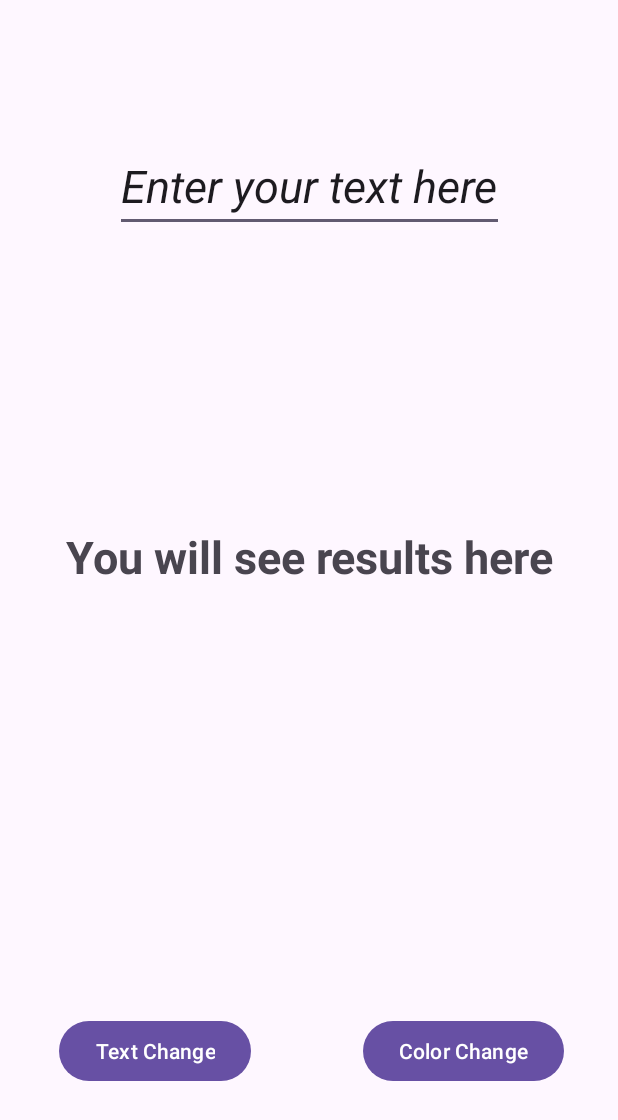
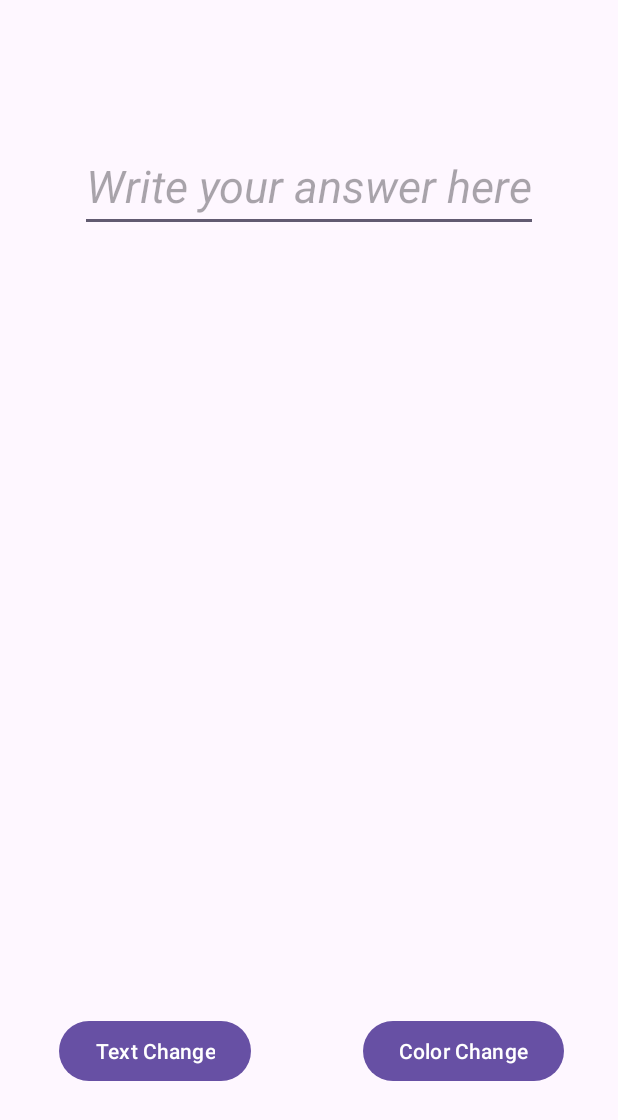
Before and after one commit to KarinAbr158/Sukkot_Project, an Android app: the screen it shows after launch (MainActivity), on a phone screen of 412 x 824 dp. Shown: the top 1120 px of the screen. Run offline under Robolectric (Android 15) with nearby library versions, the phone set to English and light mode, and no system bars.

Commit message:
2nd commit 25/10/2024

```diff
--- a/app/src/main/java/com/example/sukkotproject/MainActivity.java
+++ b/app/src/main/java/com/example/sukkotproject/MainActivity.java
@@ -1,6 +1,8 @@
 package com.example.sukkotproject;
 
+import android.graphics.Color;
 import android.os.Bundle;
+import android.view.View;
 import android.widget.Button;
 import android.widget.EditText;
 import android.widget.TextView;
@@ -10,6 +12,8 @@ import androidx.appcompat.app.AppCompatActivity;
 import androidx.core.graphics.Insets;
 import androidx.core.view.ViewCompat;
 import androidx.core.view.WindowInsetsCompat;
+
+import java.util.Random;
 
 public class MainActivity extends AppCompatActivity {
 
@@ -24,10 +28,43 @@ public class MainActivity extends AppCompatActivity {
             return insets;
         });
 
+        int i = 0;
+        String[] x = {"! Wow!", "!", "?", "?!", "...", "...?", " this", "? Sure!", "? No", "? Yes", "? Maybe"};
+        Random r = new Random();
         TextView txt = findViewById(R.id.textView);
+        txt.setText("");
         EditText hint = findViewById(R.id.Hint);
+        Button changeTxt = findViewById(R.id.button);
         Button clr = findViewById(R.id.button2);
-        Button changeTxt = findViewById(R.id.button);
+        clr.setOnClickListener(new View.OnClickListener() {
+            @Override
+            public void onClick(View view) {
+                while(i<3)
+                {
+                if(i == 0)
+                {
+                    txt.setTextColor(Color.RED);
+                }
+                else if(i == 1)
+                {
+                    txt.setTextColor(Color.BLUE);
+                }
+                else if(i == 2)
+                {
+                    txt.setTextColor(Color.BLACK);
+                }
+                }
+            }
+        });
+        changeTxt.setOnClickListener(new View.OnClickListener() {
+            @Override
+            public void onClick(View view) {
+                String et = hint.getText().toString();
+                String x2 = x[r.nextInt(11)];
+                txt.setText(et + x2);
+            }
+        });
+
 
     }
 }
--- a/app/src/main/res/layout/activity_main.xml
+++ b/app/src/main/res/layout/activity_main.xml
@@ -71,11 +71,12 @@
         android:id="@+id/Hint"
         android:layout_width="wrap_content"
         android:layout_height="wrap_content"
-        android:text="Enter your text here"
+        android:hint="Write your answer here"
         android:textSize="30sp"
         android:textStyle="italic"
         app:layout_constraintBottom_toTopOf="@+id/guideline2"
         app:layout_constraintEnd_toEndOf="parent"
         app:layout_constraintStart_toStartOf="parent"
-        app:layout_constraintTop_toTopOf="parent" />
+        app:layout_constraintTop_toTopOf="parent"
+        tools:ignore="LabelFor" />
 </androidx.constraintlayout.widget.ConstraintLayout>
```
